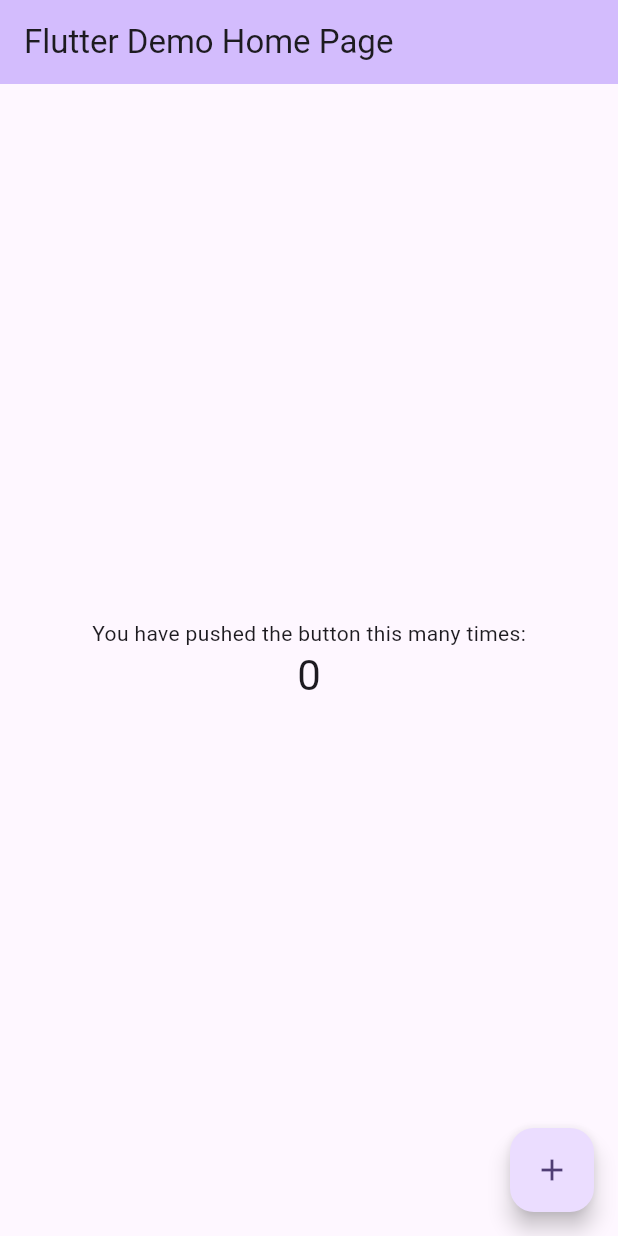
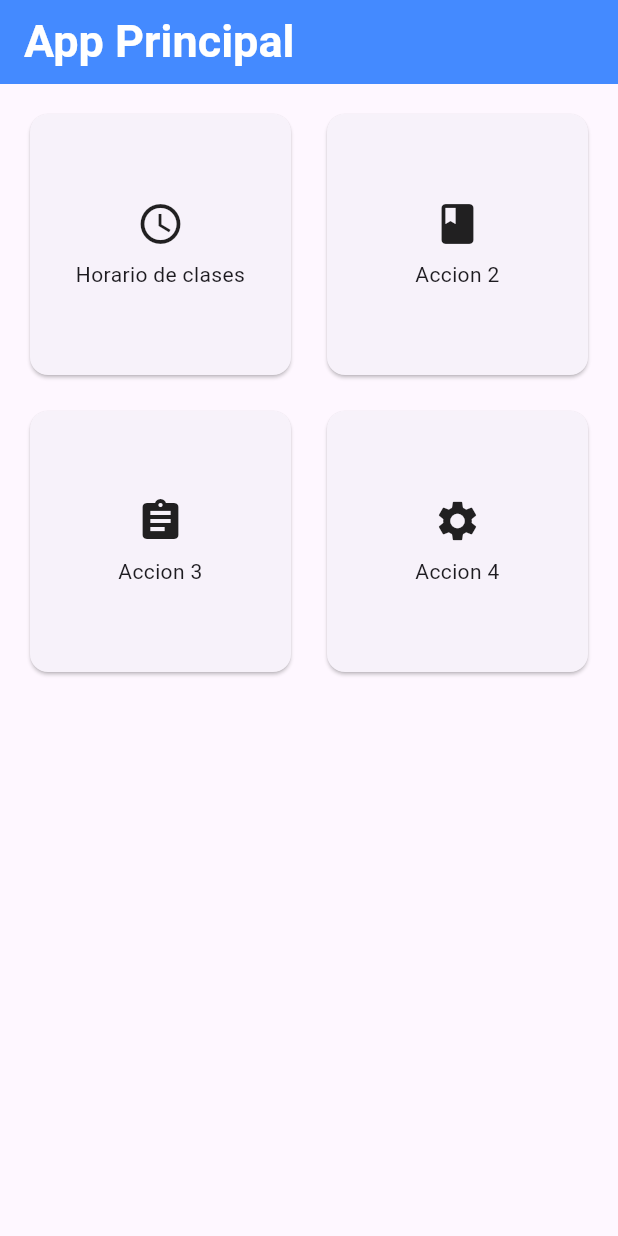
Before and after one commit to R0ronoaZ0ro777/app_u_personal, a Flutter app: the screen it shows after launch, on a phone screen of 412 x 824 dp. Run offline on Flutter 3.47's test engine with Material 3 defaults, Android fonts, the phone set to English and light mode, and no system bars; Roboto replaces fonts that are missing (Poppins).

Commit message:
app base

```diff
--- a/lib/main.dart
+++ b/lib/main.dart
@@ -7,116 +7,108 @@ void main() {
 class MyApp extends StatelessWidget {
   const MyApp({super.key});
 
-  // This widget is the root of your application.
   @override
   Widget build(BuildContext context) {
     return MaterialApp(
       title: 'Flutter Demo',
       theme: ThemeData(
-        // This is the theme of your application.
-        //
-        // TRY THIS: Try running your application with "flutter run". You'll see
-        // the application has a purple toolbar. Then, without quitting the app,
-        // try changing the seedColor in the colorScheme below to Colors.green
-        // and then invoke "hot reload" (save your changes or press the "hot
-        // reload" button in a Flutter-supported IDE, or press "r" if you used
-        // the command line to start the app).
-        //
-        // Notice that the counter didn't reset back to zero; the application
-        // state is not lost during the reload. To reset the state, use hot
-        // restart instead.
-        //
-        // This works for code too, not just values: Most code changes can be
-        // tested with just a hot reload.
-        colorScheme: ColorScheme.fromSeed(seedColor: Colors.deepPurple),
+        primarySwatch: Colors.blue,
       ),
-      home: const MyHomePage(title: 'Flutter Demo Home Page'),
+      home: const MyHomePage(),
     );
   }
 }
 
-class MyHomePage extends StatefulWidget {
-  const MyHomePage({super.key, required this.title});
-
-  // This widget is the home page of your application. It is stateful, meaning
-  // that it has a State object (defined below) that contains fields that affect
-  // how it looks.
-
-  // This class is the configuration for the state. It holds the values (in this
-  // case the title) provided by the parent (in this case the App widget) and
-  // used by the build method of the State. Fields in a Widget subclass are
-  // always marked "final".
-
-  final String title;
-
-  @override
-  State<MyHomePage> createState() => _MyHomePageState();
-}
-
-class _MyHomePageState extends State<MyHomePage> {
-  int _counter = 0;
-
-  void _incrementCounter() {
-    setState(() {
-      // This call to setState tells the Flutter framework that something has
-      // changed in this State, which causes it to rerun the build method below
-      // so that the display can reflect the updated values. If we changed
-      // _counter without calling setState(), then the build method would not be
-      // called again, and so nothing would appear to happen.
-      _counter++;
-    });
-  }
+class MyHomePage extends StatelessWidget {
+  const MyHomePage({super.key});
 
   @override
   Widget build(BuildContext context) {
-    // This method is rerun every time setState is called, for instance as done
-    // by the _incrementCounter method above.
-    //
-    // The Flutter framework has been optimized to make rerunning build methods
-    // fast, so that you can just rebuild anything that needs updating rather
-    // than having to individually change instances of widgets.
     return Scaffold(
       appBar: AppBar(
-        // TRY THIS: Try changing the color here to a specific color (to
-        // Colors.amber, perhaps?) and trigger a hot reload to see the AppBar
-        // change color while the other colors stay the same.
-        backgroundColor: Theme.of(context).colorScheme.inversePrimary,
-        // Here we take the value from the MyHomePage object that was created by
-        // the App.build method, and use it to set our appbar title.
-        title: Text(widget.title),
+        backgroundColor: Colors.blueAccent,
+              foregroundColor: Colors.white,
+              iconTheme: const IconThemeData(color: Colors.white),
+              title: Text(
+                'App Principal',
+                style: const TextStyle(
+                  fontFamily: 'Poppins',
+                  fontSize: 30,
+                  fontWeight: FontWeight.w600,
+                  color: Colors.white,
+                ),
+              ),
       ),
-      body: Center(
-        // Center is a layout widget. It takes a single child and positions it
-        // in the middle of the parent.
-        child: Column(
-          // Column is also a layout widget. It takes a list of children and
-          // arranges them vertically. By default, it sizes itself to fit its
-          // children horizontally, and tries to be as tall as its parent.
-          //
-          // Column has various properties to control how it sizes itself and
-          // how it positions its children. Here we use mainAxisAlignment to
-          // center the children vertically; the main axis here is the vertical
-          // axis because Columns are vertical (the cross axis would be
-          // horizontal).
-          //
-          // TRY THIS: Invoke "debug painting" (choose the "Toggle Debug Paint"
-          // action in the IDE, or press "p" in the console), to see the
-          // wireframe for each widget.
-          mainAxisAlignment: MainAxisAlignment.center,
-          children: <Widget>[
-            const Text('You have pushed the button this many times:'),
-            Text(
-              '$_counter',
-              style: Theme.of(context).textTheme.headlineMedium,
-            ),
-          ],
-        ),
+      body: GridView.count(
+        padding: const EdgeInsets.symmetric(horizontal: 16.0, vertical: 16.0),
+        crossAxisCount: 2,
+        shrinkWrap: true, // ajusta el tamaño real para evitar errores de desbordamientos
+        physics: const NeverScrollableScrollPhysics(),
+        mainAxisSpacing: 16,
+        crossAxisSpacing: 16,
+        children: [
+          _ActionCard(
+              icon: Icons.schedule,
+            label: 'Horario de clases',
+            onTap: () {
+              // Navegar a la pantalla de horario de clases
+            },
+          ),
+          _ActionCard(
+            icon: Icons.book,
+            label: 'Accion 2',
+            onTap: () {
+              // Navegar a la pantalla de accion 2
+            },
+          ),
+          _ActionCard(
+            icon: Icons.assignment,
+            label: 'Accion 3',
+            onTap: () {
+              // Navegar a la pantalla de accion 3
+            },
+          ),
+          _ActionCard(
+            icon: Icons.settings,
+            label: 'Accion 4',
+            onTap: () {
+              // Navegar a la pantalla de accion 4
+            },
+          ),
+        ]
       ),
-      floatingActionButton: FloatingActionButton(
-        onPressed: _incrementCounter,
-        tooltip: 'Increment',
-        child: const Icon(Icons.add),
-      ), // This trailing comma makes auto-formatting nicer for build methods.
     );
   }
 }
+class _ActionCard extends StatelessWidget {
+  final String label;
+  final VoidCallback onTap;
+  final IconData icon;
+  const _ActionCard({required this.label, required this.onTap, required this.icon});
+
+  @override
+  Widget build(BuildContext context) {
+    return Card(
+      elevation: 1,
+      child: InkWell(
+        borderRadius: BorderRadius.circular(12),
+        onTap: onTap,
+        child: ConstrainedBox(constraints: const BoxConstraints(minHeight: 80),
+          child: Padding(
+            padding: const EdgeInsets.all(16.0),
+            child: Center(
+              child: Column(
+                mainAxisSize: MainAxisSize.min,
+                children: [
+                  Icon(icon, size: 32),
+                  const SizedBox(height: 8),
+                  Text(label, textAlign: TextAlign.center),
+                ],
+            ),
+          ),
+          ),
+        ),
+      ),
+    );
+  }
+}
```
